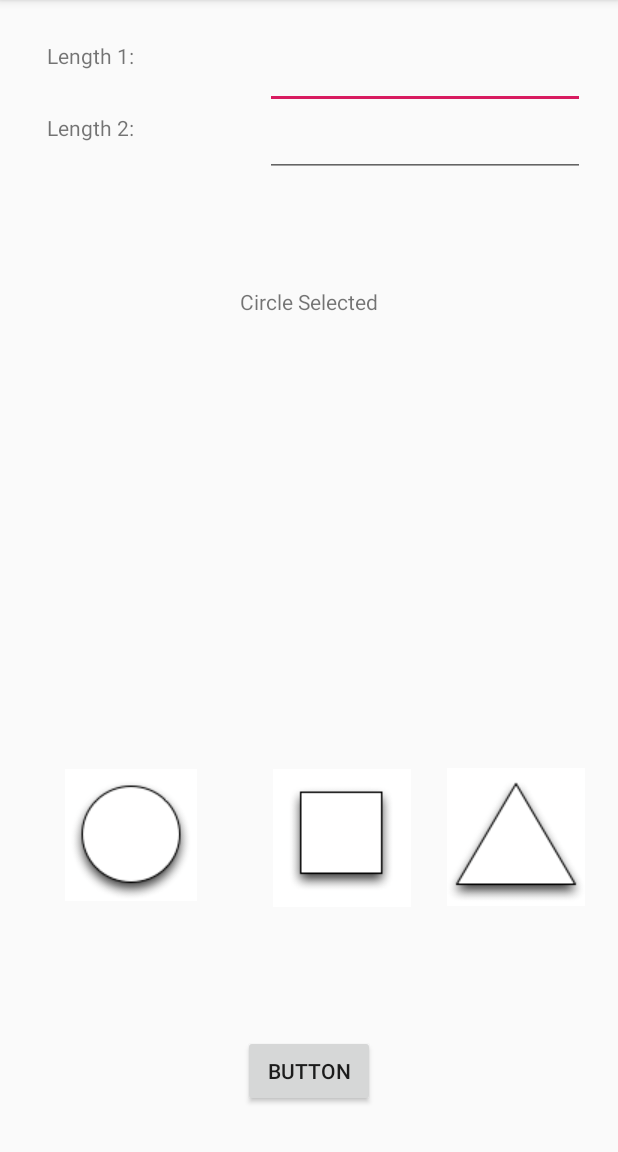
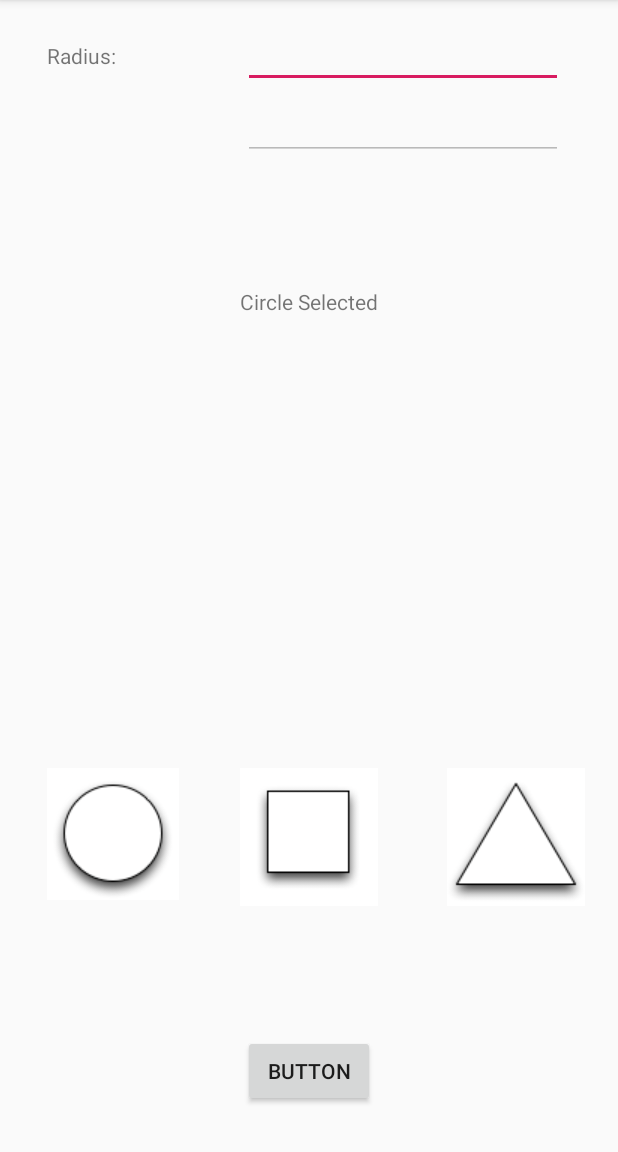
Before and after one commit to lphung1/shape-calculator-app, an Android app: the screen it shows after launch (MainActivity), after a tap on an icon or button, on a phone screen of 412 x 824 dp, the part 84-1236 px from its top. Run offline under Robolectric (Android 15) with nearby library versions, the phone set to English and light mode, and no system bars.

Commit message:
added input validation, dynamic text, answer has textfield.

```diff
--- a/app/src/main/java/com/example/loiphung/shapes/MainActivity.java
+++ b/app/src/main/java/com/example/loiphung/shapes/MainActivity.java
@@ -2,6 +2,7 @@ package com.example.loiphung.shapes;
 
 import android.support.v7.app.AppCompatActivity;
 import android.os.Bundle;
+import android.view.Gravity;
 import android.view.View;
 import android.widget.Button;
 import android.widget.EditText;
@@ -15,19 +16,22 @@ public class MainActivity extends AppCompatActivity {
     protected void onCreate(Bundle savedInstanceState) {
         super.onCreate(savedInstanceState);
         setContentView(R.layout.activity_main);
-        Button calulate = findViewById(R.id.button3);
+        Button calculate = findViewById(R.id.button3);
         ImageView circle = findViewById(R.id.circle);
         ImageView square = findViewById(R.id.square);
         ImageView tri = findViewById(R.id.triangle);
-        TextView length1Text = findViewById(R.id.length1text);
-        TextView length2Text = findViewById(R.id.length2text);
+        final TextView length1Text = findViewById(R.id.length1text);
+        final TextView length2Text = findViewById(R.id.length2text);
+        final TextView answerText = findViewById(R.id.areaText);
 
         length1Text.setText("Length 1: ");
         length2Text.setText("Length 2: ");
+        answerText.setText(" ");
 
 
         final EditText length1 = findViewById(R.id.length1);
         final EditText length2 = findViewById(R.id.length2);
+
 
 
         final TextView shapeText = findViewById(R.id.shapeSelected);
@@ -35,45 +39,80 @@ public class MainActivity extends AppCompatActivity {
         shapeText.setText("No shape selected");
 
 
-        calulate.setOnClickListener(new View.OnClickListener() {
+        calculate.setOnClickListener(new View.OnClickListener() {
             @Override
             public void onClick(View v) {
 
-                double l1, l2;
+                double l1, l2 = 0;
+                double answer = 0;
 
                 if(shapeText.getText() == "No shape selected"){
-                    Toast.makeText(MainActivity.this, "No shape selected", Toast.LENGTH_LONG).show();
+
+                    Toast t = Toast.makeText(MainActivity.this, "No shape selected", Toast.LENGTH_LONG);
+                    t.setGravity(Gravity.CENTER_HORIZONTAL,0,0);
+                    t.show();
                 }
                 else if(shapeText.getText() == "Circle Selected"){
+                    //if values are empty
+                    if (length1.getText().toString().isEmpty() || length2.getText().toString().isEmpty()){
+                        Toast t = Toast.makeText(MainActivity.this, "Please enter missing value", Toast.LENGTH_LONG);
+                        t.setGravity(Gravity.CENTER_HORIZONTAL,0,0);
+                        t.show();
+                        return;
+                    }
 
                     l1 = Integer.parseInt(length1.getText().toString());
 
-                    double answer;
+
                     answer = 3.14 * l1 * l1;
-                    Toast.makeText(MainActivity.this, "Area of Circle is " + answer, Toast.LENGTH_LONG).show();
+                    //Toast.makeText(MainActivity.this, "Area of Circle is " + answer, Toast.LENGTH_LONG).show();
+                    answerText.setText("Area of Circle is: " + answer);
 
 
                 }
                 else if (shapeText.getText() == "Triangle Selected"){
 
+                    if (length1.getText().toString().isEmpty() || length2.getText().toString().isEmpty()){
+                        Toast t = Toast.makeText(MainActivity.this, "Please enter missing value", Toast.LENGTH_LONG);
+                        t.setGravity(Gravity.CENTER_HORIZONTAL,0,0);
+                        t.show();
+                        return;
+                    }
+
                     l1 = Integer.parseInt(length1.getText().toString());
                     l2 = Integer.parseInt(length2.getText().toString());
 
-                    double answer;
+
                     answer = (l1 * l2) / 2;
-                    Toast.makeText(MainActivity.this, "Area of Triangle is " + answer, Toast.LENGTH_LONG).show();
+                    //Toast.makeText(MainActivity.this, "Area of Triangle is " + answer, Toast.LENGTH_LONG).show();
+                    answerText.setText("Area of Triangle is: " + answer);
 
                 }
                 else if (shapeText.getText() == "Square Selected"){
 
+                    if (length1.getText().toString().isEmpty() || length2.getText().toString().isEmpty()){
+                        Toast t = Toast.makeText(MainActivity.this, "Please enter missing value", Toast.LENGTH_LONG);
+                        t.setGravity(Gravity.CENTER_HORIZONTAL,0,0);
+                        t.show();
+                        return;
+                    }
+
                     l1 = Integer.parseInt(length1.getText().toString());
                     l2 = Integer.parseInt(length2.getText().toString());
 
-                    double answer;
+
                     answer = l1 * l2;
-                    Toast.makeText(MainActivity.this, "Area of Square is " + answer, Toast.LENGTH_LONG).show();
+                    //Toast.makeText(MainActivity.this, "Area of Square is " + answer, Toast.LENGTH_LONG).show();
+                    answerText.setText("Area of Square is: " + answer);
 
                 }
+                else{
+
+                    Toast t = Toast.makeText(MainActivity.this, "No shape selected", Toast.LENGTH_LONG);
+                    t.setGravity(Gravity.CENTER_HORIZONTAL,0,0);
+                    t.show();
+                }
+
 
 
             }
@@ -83,6 +122,9 @@ public class MainActivity extends AppCompatActivity {
             @Override
             public void onClick(View v) {
                 shapeText.setText("Circle Selected");
+                length1Text.setText("Radius: ");
+                length2Text.setText("");
+                findViewById(R.id.length2).setEnabled(false);
 
             }
         });
@@ -91,6 +133,8 @@ public class MainActivity extends AppCompatActivity {
             @Override
             public void onClick(View v) {
                 shapeText.setText("Triangle Selected");
+                length1Text.setText("Height: ");
+                length2Text.setText("Width: ");
 
             }
         });
@@ -99,13 +143,11 @@ public class MainActivity extends AppCompatActivity {
             @Override
             public void onClick(View v) {
                 shapeText.setText("Square Selected");
+                length1Text.setText("Length: ");
+                length2Text.setText("Width: ");
 
             }
         });
-
-
-
-
 
 
     }// end on create
--- a/app/src/main/res/layout/activity_main.xml
+++ b/app/src/main/res/layout/activity_main.xml
@@ -7,33 +7,20 @@
     tools:context=".MainActivity"
     tools:layout_editor_absoluteY="81dp">
 
-    <Button
-        android:id="@+id/button3"
-        android:layout_width="wrap_content"
-        android:layout_height="wrap_content"
-        android:layout_alignParentBottom="true"
-        android:layout_centerHorizontal="true"
-        android:layout_marginBottom="30dp"
-        android:text="Button" />
-
     <ImageView
         android:id="@+id/circle"
         android:layout_width="wrap_content"
         android:layout_height="wrap_content"
-        android:layout_alignParentStart="true"
-        android:layout_alignParentBottom="true"
-        android:layout_marginStart="43dp"
-        android:layout_marginBottom="167dp"
+        android:layout_alignStart="@+id/length1text"
+        android:layout_alignTop="@+id/square"
         app:srcCompat="@drawable/circle" />
 
     <ImageView
         android:id="@+id/square"
         android:layout_width="wrap_content"
         android:layout_height="wrap_content"
-        android:layout_alignParentEnd="true"
-        android:layout_alignParentBottom="true"
-        android:layout_marginEnd="138dp"
-        android:layout_marginBottom="163dp"
+        android:layout_alignTop="@+id/triangle"
+        android:layout_centerHorizontal="true"
         app:srcCompat="@drawable/square" />
 
     <ImageView
@@ -86,8 +73,8 @@
         android:id="@+id/length1"
         android:layout_width="wrap_content"
         android:layout_height="wrap_content"
-        android:layout_alignTop="@+id/length1text"
-        android:layout_alignEnd="@+id/triangle"
+        android:layout_alignBaseline="@+id/length1text"
+        android:layout_alignStart="@+id/button3"
         android:ems="10"
         android:inputType="number" />
 
@@ -95,9 +82,27 @@
         android:id="@+id/length2"
         android:layout_width="wrap_content"
         android:layout_height="wrap_content"
-        android:layout_below="@+id/length1"
-        android:layout_alignEnd="@+id/triangle"
+        android:layout_alignBaseline="@+id/length2text"
+        android:layout_alignStart="@+id/button3"
         android:ems="10"
         android:inputType="number" />
 
+    <TextView
+        android:id="@+id/areaText"
+        android:layout_width="wrap_content"
+        android:layout_height="wrap_content"
+        android:layout_alignParentBottom="true"
+        android:layout_centerHorizontal="true"
+        android:layout_marginBottom="104dp"
+        android:text="TextView" />
+
+    <Button
+        android:id="@+id/button3"
+        android:layout_width="wrap_content"
+        android:layout_height="wrap_content"
+        android:layout_alignParentBottom="true"
+        android:layout_centerHorizontal="true"
+        android:layout_marginBottom="30dp"
+        android:text="Button" />
+
 </RelativeLayout>
```
